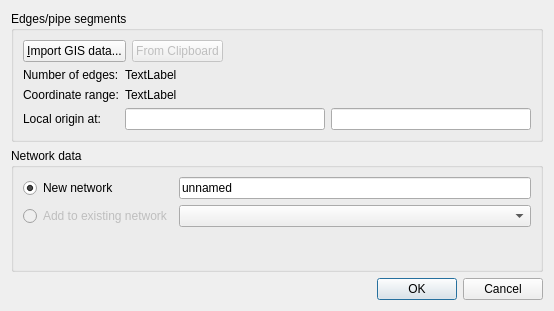
The window that SIM-VICUS/src/SVNetworkImportDialog.ui (ghorwin/SIM-VICUS) describes before a commit, drawn with Qt 5.
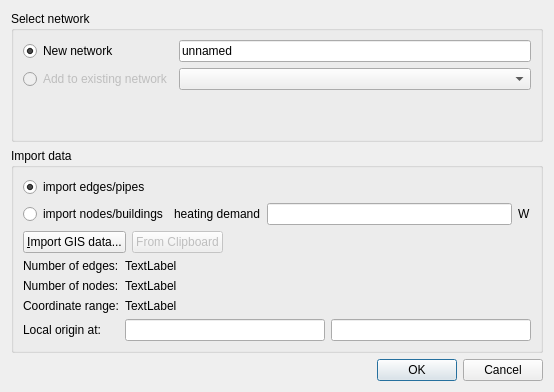
The same window after the commit.

Commit message: extended network importing: multiple networks can be imported and data can be added to existing networks, UndoAction is directly in the ImportDialog now

Patch:
```diff
--- a/SIM-VICUS/src/SVNetworkImportDialog.ui
+++ b/SIM-VICUS/src/SVNetworkImportDialog.ui
@@ -7,7 +7,7 @@
     <x>0</x>
     <y>0</y>
     <width>554</width>
-    <height>311</height>
+    <height>392</height>
    </rect>
   </property>
   <property name="windowTitle">
@@ -15,97 +15,9 @@
   </property>
   <layout class="QVBoxLayout" name="verticalLayout_2">
    <item>
-    <widget class="QGroupBox" name="groupBox">
+    <widget class="QGroupBox" name="groupBoxSelectNetwork">
      <property name="title">
-      <string>Edges/pipe segments</string>
-     </property>
-     <layout class="QVBoxLayout" name="verticalLayout">
-      <item>
-       <layout class="QHBoxLayout" name="horizontalLayout">
-        <item>
-         <widget class="QPushButton" name="pushButtonGISNetwork">
-          <property name="text">
-           <string>&amp;Import GIS data...</string>
-          </property>
-         </widget>
-        </item>
-        <item>
-         <widget class="QPushButton" name="pushButtonImportClipboard">
-          <property name="enabled">
-           <bool>false</bool>
-          </property>
-          <property name="text">
-           <string>From Clipboard</string>
-          </property>
-         </widget>
-        </item>
-        <item>
-         <spacer name="horizontalSpacer">
-          <property name="orientation">
-           <enum>Qt::Horizontal</enum>
-          </property>
-          <property name="sizeHint" stdset="0">
-           <size>
-            <width>40</width>
-            <height>20</height>
-           </size>
-          </property>
-         </spacer>
-        </item>
-       </layout>
-      </item>
-      <item>
-       <layout class="QGridLayout" name="gridLayout">
-        <item row="0" column="0">
-         <widget class="QLabel" name="label">
-          <property name="text">
-           <string>Number of edges:</string>
-          </property>
-         </widget>
-        </item>
-        <item row="1" column="0">
-         <widget class="QLabel" name="label_2">
-          <property name="text">
-           <string>Coordinate range:</string>
-          </property>
-         </widget>
-        </item>
-        <item row="2" column="0">
-         <widget class="QLabel" name="label_3">
-          <property name="text">
-           <string>Local origin at:</string>
-          </property>
-         </widget>
-        </item>
-        <item row="2" column="1">
-         <widget class="QLineEdit" name="lineEditXOrigin"/>
-        </item>
-        <item row="2" column="2">
-         <widget class="QLineEdit" name="lineEditYOrigin"/>
-        </item>
-        <item row="0" column="1" colspan="2">
-         <widget class="QLabel" name="labelEdgeCount">
-          <property name="text">
-           <string>TextLabel</string>
-          </property>
-         </widget>
-        </item>
-        <item row="1" column="1" colspan="2">
-         <widget class="QLabel" name="labelCoordinateRange">
-          <property name="text">
-           <string>TextLabel</string>
-          </property>
-         </widget>
-        </item>
-       </layout>
-      </item>
-     </layout>
-    </widget>
-   </item>
-   <item>
-    <widget class="QGroupBox" name="groupBox_2">
-     <property name="title">
-      <string>Network data</string>
+      <string>Select network</string>
      </property>
      <layout class="QGridLayout" name="gridLayout_2">
       <item row="1" column="1">
@@ -154,6 +66,150 @@
      </layout>
     </widget>
    </item>
+   <item>
+    <widget class="QGroupBox" name="groupBox">
+     <property name="title">
+      <string>Import data</string>
+     </property>
+     <layout class="QVBoxLayout" name="verticalLayout">
+      <item>
+       <layout class="QGridLayout" name="gridLayout_3">
+        <item row="0" column="0">
+         <widget class="QRadioButton" name="radioButtonEdges">
+          <property name="text">
+           <string>import edges/pipes</string>
+          </property>
+          <property name="checked">
+           <bool>true</bool>
+          </property>
+         </widget>
+        </item>
+        <item row="1" column="0">
+         <widget class="QRadioButton" name="radioButtonNodes">
+          <property name="text">
+           <string>import nodes/buildings</string>
+          </property>
+         </widget>
+        </item>
+        <item row="1" column="1">
+         <layout class="QHBoxLayout" name="horizontalLayoutHeatingDemand">
+          <item>
+           <widget class="QLabel" name="label_4">
+            <property name="text">
+             <string>heating demand</string>
+            </property>
+           </widget>
+          </item>
+          <item>
+           <widget class="QLineEdit" name="lineEditHeatingDemand"/>
+          </item>
+          <item>
+           <widget class="QLabel" name="label_5">
+            <property name="text">
+             <string>W</string>
+            </property>
+           </widget>
+          </item>
+         </layout>
+        </item>
+       </layout>
+      </item>
+      <item>
+       <layout class="QHBoxLayout" name="horizontalLayout">
+        <item>
+         <widget class="QPushButton" name="pushButtonGISNetwork">
+          <property name="text">
+           <string>&amp;Import GIS data...</string>
+          </property>
+         </widget>
+        </item>
+        <item>
+         <widget class="QPushButton" name="pushButtonImportClipboard">
+          <property name="enabled">
+           <bool>false</bool>
+          </property>
+          <property name="text">
+           <string>From Clipboard</string>
+          </property>
+         </widget>
+        </item>
+        <item>
+         <spacer name="horizontalSpacer">
+          <property name="orientation">
+           <enum>Qt::Horizontal</enum>
+          </property>
+          <property name="sizeHint" stdset="0">
+           <size>
+            <width>40</width>
+            <height>20</height>
+           </size>
+          </property>
+         </spacer>
+        </item>
+       </layout>
+      </item>
+      <item>
+       <layout class="QGridLayout" name="gridLayout">
+        <item row="3" column="0">
+         <widget class="QLabel" name="label_3">
+          <property name="text">
+           <string>Local origin at:</string>
+          </property>
+         </widget>
+        </item>
+        <item row="3" column="2">
+         <widget class="QLineEdit" name="lineEditYOrigin"/>
+        </item>
+        <item row="2" column="1" colspan="2">
+         <widget class="QLabel" name="labelCoordinateRange">
+          <property name="text">
+           <string>TextLabel</string>
+          </property>
+         </widget>
+        </item>
+        <item row="3" column="1">
+         <widget class="QLineEdit" name="lineEditXOrigin"/>
+        </item>
+        <item row="0" column="0">
+         <widget class="QLabel" name="label">
+          <property name="text">
+           <string>Number of edges:</string>
+          </property>
+         </widget>
+        </item>
+        <item row="2" column="0">
+         <widget class="QLabel" name="label_2">
+          <property name="text">
+           <string>Coordinate range:</string>
+          </property>
+         </widget>
+        </item>
+        <item row="0" column="1" colspan="2">
+         <widget class="QLabel" name="labelEdgeCount">
+          <property name="text">
+           <string>TextLabel</string>
+          </property>
+         </widget>
+        </item>
+        <item row="1" column="0">
+         <widget class="QLabel" name="label_6">
+          <property name="text">
+           <string>Number of nodes:</string>
+          </property>
+         </widget>
+        </item>
+        <item row="1" column="1" colspan="2">
+         <widget class="QLabel" name="labelNodeCount">
+          <property name="text">
+           <string>TextLabel</string>
+          </property>
+         </widget>
+        </item>
+       </layout>
+      </item>
+     </layout>
+    </widget>
+   </item>
    <item>
     <widget class="QDialogButtonBox" name="buttonBox">
      <property name="orientation">
```
The commit also changes 10 other files.
